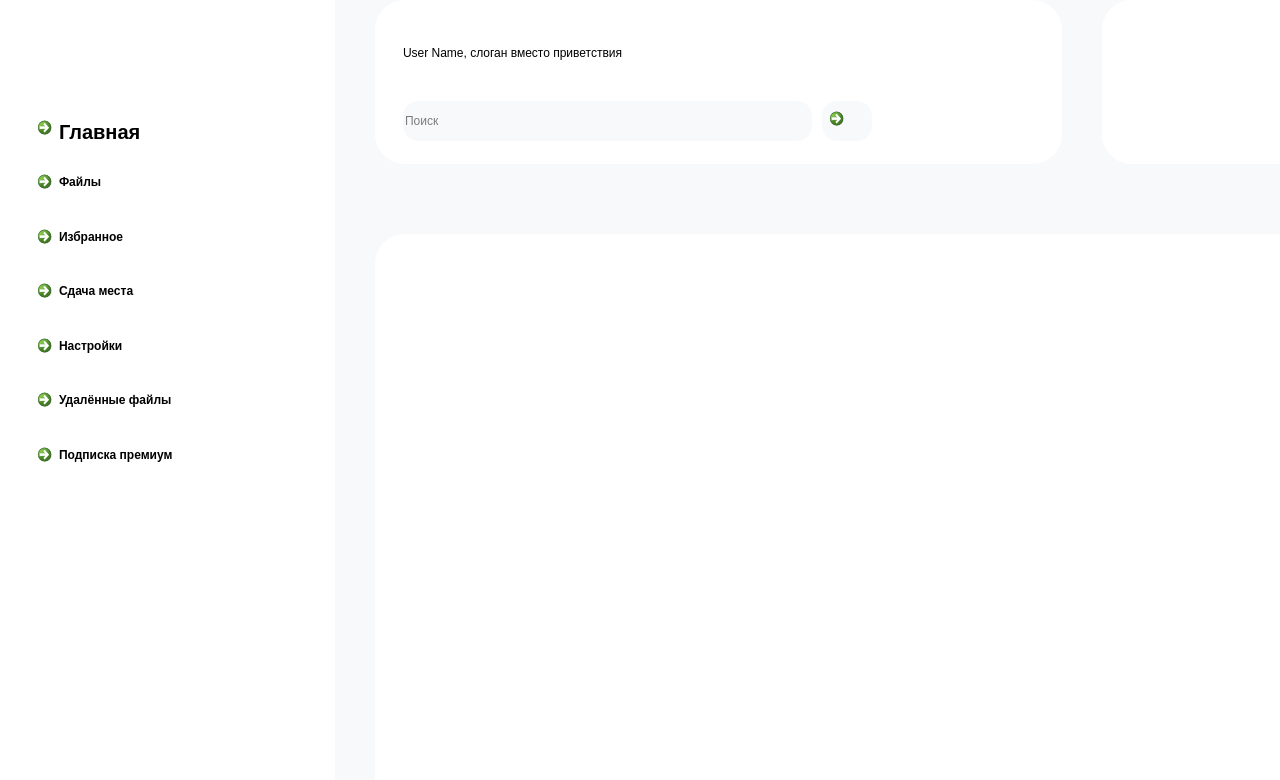
The window that mainwindow.ui (Fuxtrel/UpStorage) describes before a commit, drawn with Qt 5.
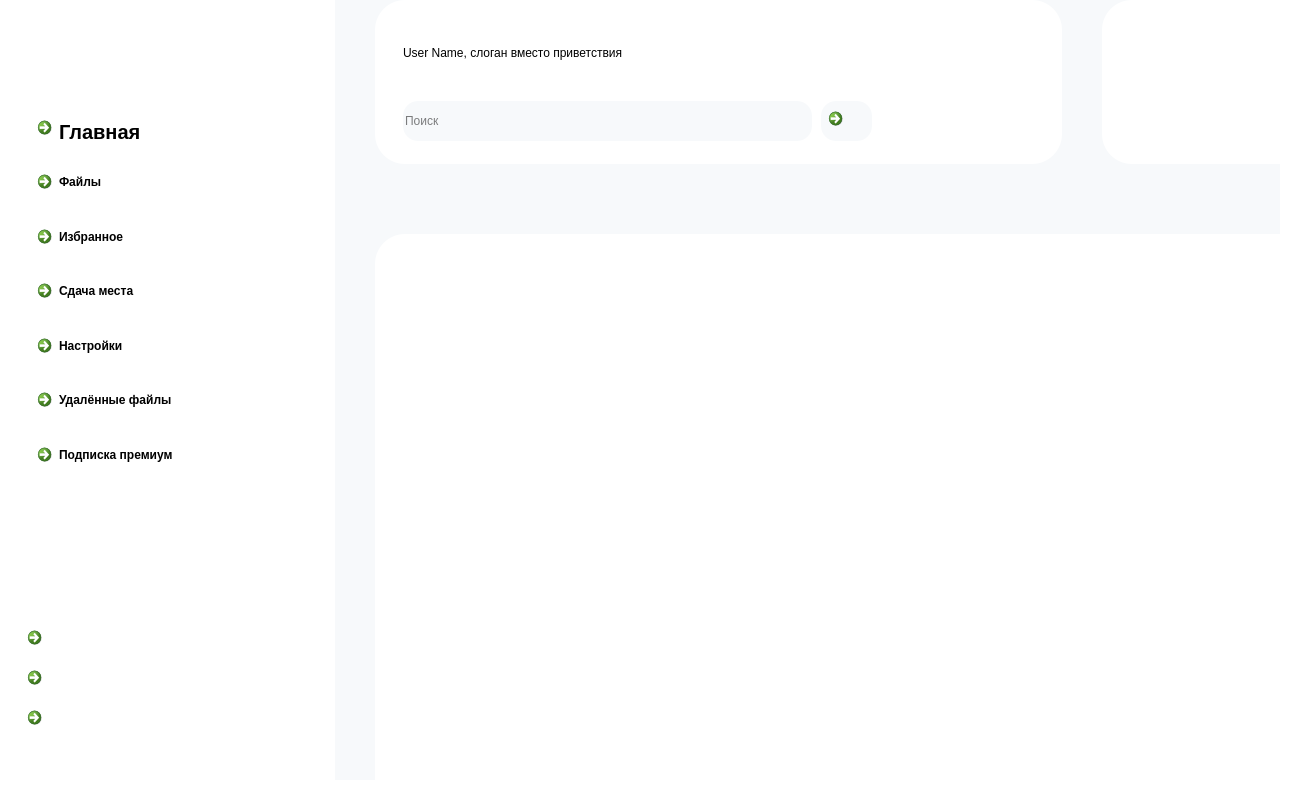
The same window after the commit. Icons and pictures are not drawn.

```diff
--- a/mainwindow.ui
+++ b/mainwindow.ui
@@ -6,8 +6,8 @@
    <rect>
     <x>0</x>
     <y>0</y>
-    <width>1280</width>
-    <height>780</height>
+    <width>1303</width>
+    <height>793</height>
    </rect>
   </property>
   <property name="sizePolicy">
@@ -1128,6 +1128,12 @@
        </layout>
       </widget>
       <widget class="QWidget" name="home_page">
+       <property name="sizePolicy">
+        <sizepolicy hsizetype="Maximum" vsizetype="Maximum">
+         <horstretch>0</horstretch>
+         <verstretch>0</verstretch>
+        </sizepolicy>
+       </property>
        <layout class="QGridLayout" name="gridLayout_5">
         <property name="leftMargin">
          <number>0</number>
@@ -1152,13 +1158,7 @@
             <height>780</height>
            </size>
           </property>
-          <layout class="QFormLayout" name="formLayout_2">
-           <property name="horizontalSpacing">
-            <number>0</number>
-           </property>
-           <property name="verticalSpacing">
-            <number>0</number>
-           </property>
+          <layout class="QGridLayout" name="gridLayout_6">
            <property name="leftMargin">
             <number>0</number>
            </property>
@@ -1171,6 +1171,9 @@
            <property name="bottomMargin">
             <number>0</number>
            </property>
+           <property name="spacing">
+            <number>0</number>
+           </property>
            <item row="0" column="0">
             <widget class="QWidget" name="widget_5" native="true">
              <property name="sizePolicy">
@@ -1187,8 +1190,8 @@
              </property>
              <property name="maximumSize">
               <size>
-               <width>389</width>
-               <height>4000</height>
+               <width>16777215</width>
+               <height>16777215</height>
               </size>
              </property>
              <property name="styleSheet">
@@ -1297,6 +1300,92 @@
                </item>
               </layout>
              </widget>
+             <widget class="QCommandLinkButton" name="commandLinkButton_10">
+              <property name="geometry">
+               <rect>
+                <x>20</x>
+                <y>620</y>
+                <width>250</width>
+                <height>41</height>
+               </rect>
+              </property>
+              <property name="styleSheet">
+               <string notr="true">color:white;
+background-color:#C4C4C4;</string>
+              </property>
+              <property name="text">
+               <string>Портфолио</string>
+              </property>
+              <property name="icon">
+               <iconset>
+                <normaloff>pictures/home_page/Folder.svg</normaloff>pictures/home_page/Folder.svg</iconset>
+              </property>
+             </widget>
+             <widget class="QCommandLinkButton" name="commandLinkButton_11">
+              <property name="geometry">
+               <rect>
+                <x>20</x>
+                <y>550</y>
+                <width>250</width>
+                <height>41</height>
+               </rect>
+              </property>
+              <property name="styleSheet">
+               <string notr="true">color:white;
+background-color:#C4C4C4;</string>
+              </property>
+              <property name="text">
+               <string>Последние файлы</string>
+              </property>
+              <property name="iconSize">
+               <size>
+                <width>0</width>
+                <height>0</height>
+               </size>
+              </property>
+             </widget>
+             <widget class="QCommandLinkButton" name="commandLinkButton_12">
+              <property name="geometry">
+               <rect>
+                <x>20</x>
+                <y>700</y>
+                <width>250</width>
+                <height>41</height>
+               </rect>
+              </property>
+              <property name="styleSheet">
+               <string notr="true">color:white;
+background-color:#C4C4C4;</string>
+              </property>
+              <property name="text">
+               <string>Портретная съёмка</string>
+              </property>
+              <property name="icon">
+               <iconset>
+                <normaloff>pictures/home_page/Folder.svg</normaloff>pictures/home_page/Folder.svg</iconset>
+              </property>
+             </widget>
+             <widget class="QCommandLinkButton" name="commandLinkButton_13">
+              <property name="geometry">
+               <rect>
+                <x>20</x>
+                <y>660</y>
+                <width>250</width>
+                <height>41</height>
+               </rect>
+              </property>
+              <property name="styleSheet">
+               <string notr="true">color:white;
+background-color:#C4C4C4;</string>
+              </property>
+              <property name="text">
+               <string>Иллюстрации</string>
+              </property>
+              <property name="icon">
+               <iconset>
+                <normaloff>pictures/home_page/Folder.svg</normaloff>pictures/home_page/Folder.svg</iconset>
+              </property>
+             </widget>
             </widget>
            </item>
            <item row="0" column="1">
@@ -1372,9 +1461,9 @@
                  <widget class="QCommandLinkButton" name="commandLinkButton_9">
                   <property name="geometry">
                    <rect>
-                    <x>447</x>
+                    <x>446</x>
                     <y>101</y>
-                    <width>50</width>
+                    <width>51</width>
                     <height>40</height>
                    </rect>
                   </property>
```
Left out of the diff: 2 changed lines with no effect on the pictures.
